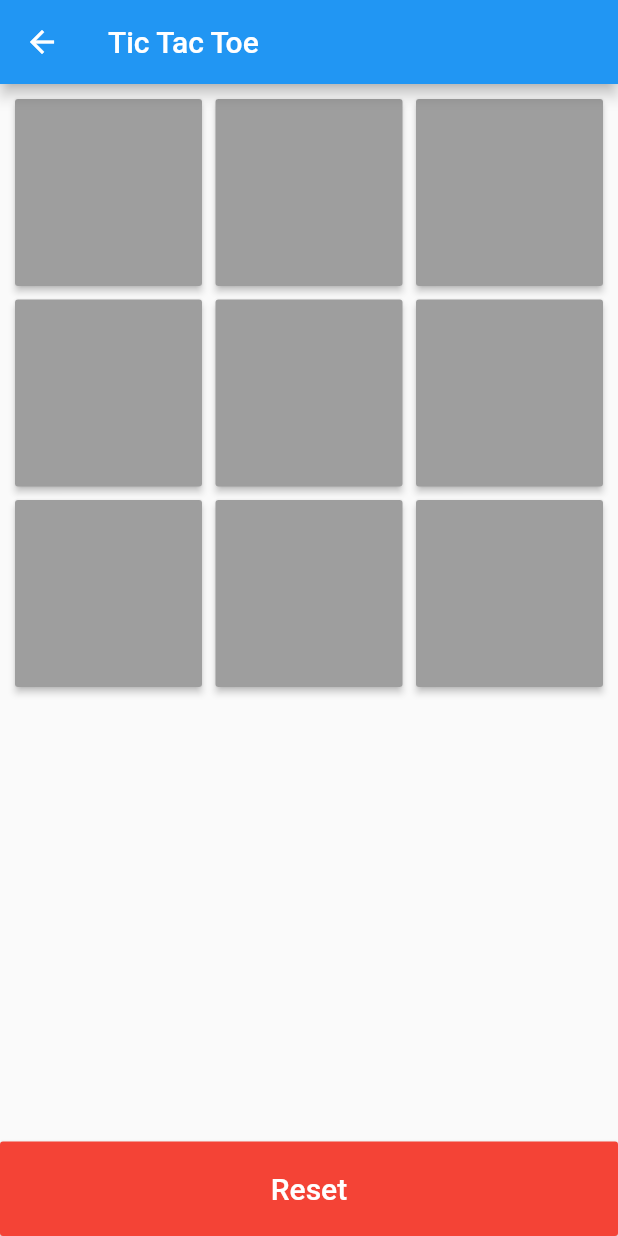
After one commit to Little-Groundhog/RVBoutique, a Flutter app: the HomePage screen opened directly, on a phone screen of 412 x 824 dp. The commit adds this screen. Run offline on Flutter 3.47's test engine with Material 2 defaults, Android fonts, the phone set to English and light mode, and no system bars; our stand-ins replace url_launcher_web; missing offline and left inert: arcore_flutter_plugin.

Commit message:
[FEATURE] EASTER EGGS MAGIQUE

```diff
--- /dev/null
+++ b/lib/game_button.dart
@@ -0,0 +1,11 @@
+import 'package:flutter/material.dart';
+
+class GameButton {
+  final id;
+  String text;
+  Color bg;
+  bool enabled;
+
+  GameButton(
+      {this.id, this.text = "", this.bg = Colors.grey, this.enabled = true});
+}
--- /dev/null
+++ b/lib/home_page.dart
@@ -0,0 +1,227 @@
+import 'dart:math';
+
+import 'package:flutter/material.dart';
+import 'package:ChaMaxAdr/custom_dailog.dart';
+import 'package:ChaMaxAdr/game_button.dart';
+
+class HomePage extends StatefulWidget {
+  @override
+  _HomePageState createState() => new _HomePageState();
+}
+
+class _HomePageState extends State<HomePage> {
+  List<GameButton> buttonsList;
+  var player1;
+  var player2;
+  var activePlayer;
+
+  @override
+  void initState() {
+    // TODO: implement initState
+    super.initState();
+    buttonsList = doInit();
+  }
+
+  List<GameButton> doInit() {
+    player1 = new List();
+    player2 = new List();
+    activePlayer = 1;
+
+    var gameButtons = <GameButton>[
+      new GameButton(id: 1),
+      new GameButton(id: 2),
+      new GameButton(id: 3),
+      new GameButton(id: 4),
+      new GameButton(id: 5),
+      new GameButton(id: 6),
+      new GameButton(id: 7),
+      new GameButton(id: 8),
+      new GameButton(id: 9),
+    ];
+    return gameButtons;
+  }
+
+  void playGame(GameButton gb) {
+    setState(() {
+      if (activePlayer == 1) {
+        gb.text = "X";
+        gb.bg = Colors.red;
+        activePlayer = 2;
+        player1.add(gb.id);
+      } else {
+        gb.text = "0";
+        gb.bg = Colors.black;
+        activePlayer = 1;
+        player2.add(gb.id);
+      }
+      gb.enabled = false;
+      int winner = checkWinner();
+      if (winner == -1) {
+        if (buttonsList.every((p) => p.text != "")) {
+          showDialog(
+              context: context,
+              builder: (_) => new CustomDialog("Game Tied",
+                  "Press the reset button to start again.", resetGame));
+        } else {
+          activePlayer == 2 ? autoPlay() : null;
+        }
+      }
+    });
+  }
+
+  void autoPlay() {
+    var emptyCells = new List();
+    var list = new List.generate(9, (i) => i + 1);
+    for (var cellID in list) {
+      if (!(player1.contains(cellID) || player2.contains(cellID))) {
+        emptyCells.add(cellID);
+      }
+    }
+
+    var r = new Random();
+    var randIndex = r.nextInt(emptyCells.length-1);
+    var cellID = emptyCells[randIndex];
+    int i = buttonsList.indexWhere((p)=> p.id == cellID);
+    playGame(buttonsList[i]);
+
+  }
+
+  int checkWinner() {
+    var winner = -1;
+    if (player1.contains(1) && player1.contains(2) && player1.contains(3)) {
+      winner = 1;
+    }
+    if (player2.contains(1) && player2.contains(2) && player2.contains(3)) {
+      winner = 2;
+    }
+
+    // row 2
+    if (player1.contains(4) && player1.contains(5) && player1.contains(6)) {
+      winner = 1;
+    }
+    if (player2.contains(4) && player2.contains(5) && player2.contains(6)) {
+      winner = 2;
+    }
+
+    // row 3
+    if (player1.contains(7) && player1.contains(8) && player1.contains(9)) {
+      winner = 1;
+    }
+    if (player2.contains(7) && player2.contains(8) && player2.contains(9)) {
+      winner = 2;
+    }
+
+    // col 1
+    if (player1.contains(1) && player1.contains(4) && player1.contains(7)) {
+      winner = 1;
+    }
+    if (player2.contains(1) && player2.contains(4) && player2.contains(7)) {
+      winner = 2;
+    }
+
+    // col 2
+    if (player1.contains(2) && player1.contains(5) && player1.contains(8)) {
+      winner = 1;
+    }
+    if (player2.contains(2) && player2.contains(5) && player2.contains(8)) {
+      winner = 2;
+    }
+
+    // col 3
+    if (player1.contains(3) && player1.contains(6) && player1.contains(9)) {
+      winner = 1;
+    }
+    if (player2.contains(3) && player2.contains(6) && player2.contains(9)) {
+      winner = 2;
+    }
+
+    //diagonal
+    if (player1.contains(1) && player1.contains(5) && player1.contains(9)) {
+      winner = 1;
+    }
+    if (player2.contains(1) && player2.contains(5) && player2.contains(9)) {
+      winner = 2;
+    }
+
+    if (player1.contains(3) && player1.contains(5) && player1.contains(7)) {
+      winner = 1;
+    }
+    if (player2.contains(3) && player2.contains(5) && player2.contains(7)) {
+      winner = 2;
+    }
+
+    if (winner != -1) {
+      if (winner == 1) {
+        showDialog(
+            context: context,
+            builder: (_) => new CustomDialog("Player 1 Won",
+                "Press the reset button to start again.", resetGame));
+      } else {
+        showDialog(
+            context: context,
+            builder: (_) => new CustomDialog("Player 2 Won",
+                "Press the reset button to start again.", resetGame));
+      }
+    }
+
+    return winner;
+  }
+
+  void resetGame() {
+    if (Navigator.canPop(context)) Navigator.pop(context);
+    setState(() {
+      buttonsList = doInit();
+    });
+  }
+
+  @override
+  Widget build(BuildContext context) {
+    return new Scaffold(
+        appBar: new AppBar(
+          title: new Text("Tic Tac Toe"),
+        ),
+        body: new Column(
+          mainAxisAlignment: MainAxisAlignment.start,
+          crossAxisAlignment: CrossAxisAlignment.stretch,
+          children: <Widget>[
+            new Expanded(
+              child: new GridView.builder(
+                padding: const EdgeInsets.all(10.0),
+                gridDelegate: new SliverGridDelegateWithFixedCrossAxisCount(
+                    crossAxisCount: 3,
+                    childAspectRatio: 1.0,
+                    crossAxisSpacing: 9.0,
+                    mainAxisSpacing: 9.0),
+                itemCount: buttonsList.length,
+                itemBuilder: (context, i) => new SizedBox(
+                  width: 100.0,
+                  height: 100.0,
+                  child: new RaisedButton(
+                    padding: const EdgeInsets.all(8.0),
+                    onPressed: buttonsList[i].enabled
+                        ? () => playGame(buttonsList[i])
+                        : null,
+                    child: new Text(
+                      buttonsList[i].text,
+                      style: new TextStyle(
+                          color: Colors.white, fontSize: 20.0),
+                    ),
+                    color: buttonsList[i].bg,
+                    disabledColor: buttonsList[i].bg,
+                  ),
+                ),
+              ),
+            ),
+            new RaisedButton(
+              child: new Text(
+                "Reset",
+                style: new TextStyle(color: Colors.white, fontSize: 20.0),
+              ),
+              color: Colors.red,
+              padding: const EdgeInsets.all(20.0),
+              onPressed: resetGame,
+            )
+          ],
+        ));
+  }
+}
```
Also changed, not shown: lib/about_widget.dart (+10 -3 lines), lib/custom_dailog.dart (added, +25 -0 lines), pubspec.lock, 1 other file.
